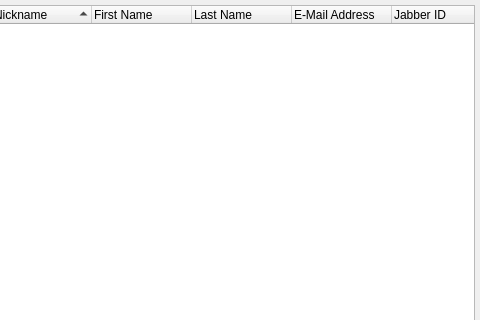
Before: the Qt Designer form src/search.ui in psi-plus/psi-plus-snapshots, drawn with Qt 5; both pictures show x 300 to 780 and y 0 to 320 of the 780 by 480 pixel window.
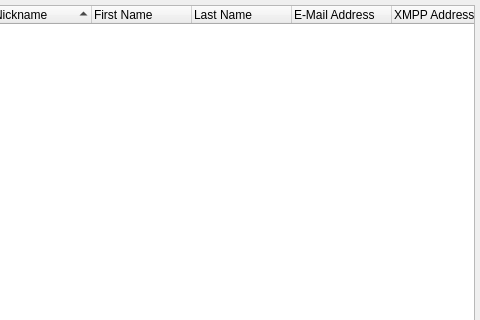
After: the same form once the commit is applied. Custom widgets are drawn as their Qt base class.

The edit to the form file:
```diff
--- a/src/search.ui
+++ b/src/search.ui
@@ -200,7 +200,7 @@
          </column>
          <column>
           <property name="text">
-           <string>Jabber ID</string>
+           <string>XMPP Address</string>
           </property>
          </column>
         </widget>
```
